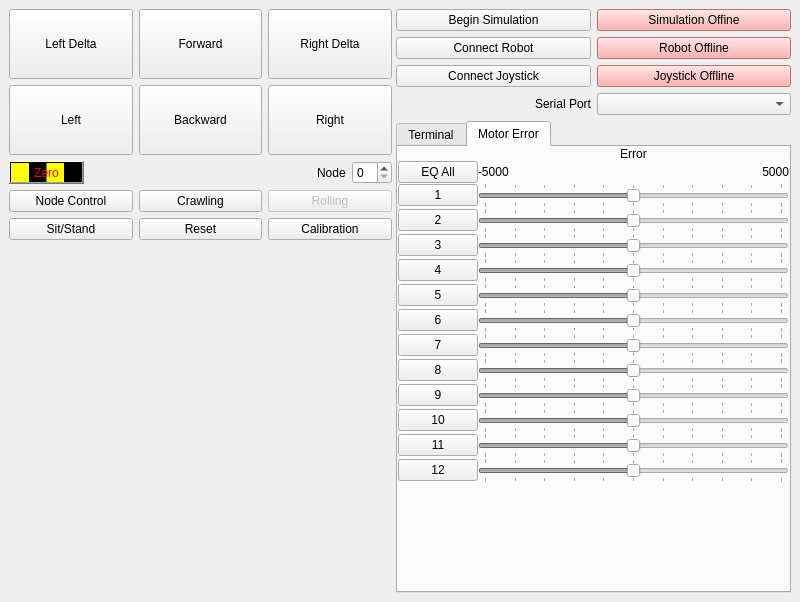
Before: the Qt Designer form rift/ui/main.ui in BYUCMR/Capstone_TREG, drawn with Qt 5.
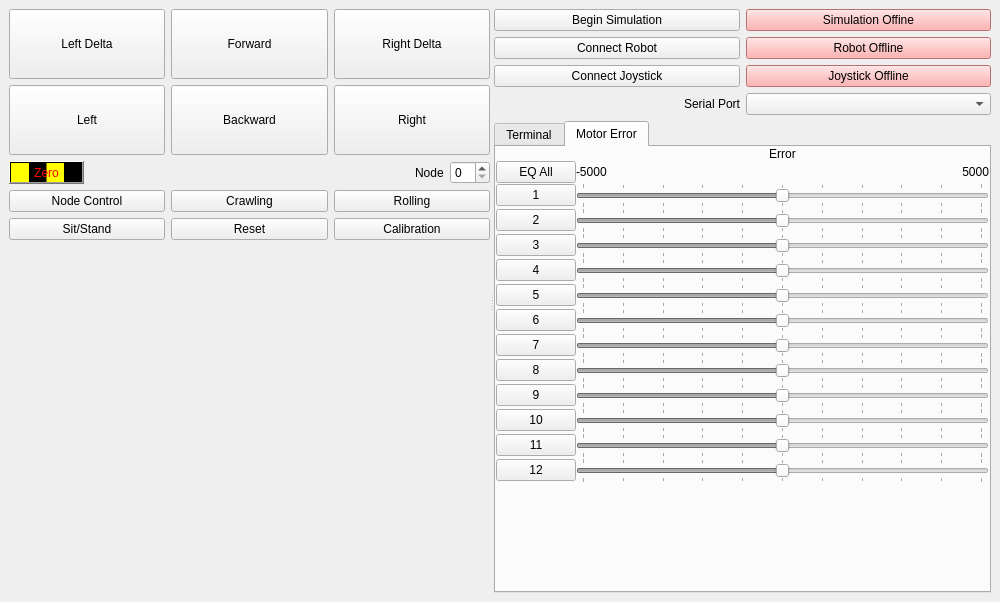
After: the same form once the commit is applied.

Diff of the .ui file:
```diff
--- a/rift/ui/main.ui
+++ b/rift/ui/main.ui
@@ -6,7 +6,7 @@
    <rect>
     <x>0</x>
     <y>0</y>
-    <width>800</width>
+    <width>1000</width>
     <height>602</height>
    </rect>
   </property>
@@ -233,7 +233,7 @@
           <item row="0" column="2">
            <widget class="QPushButton" name="rolling">
             <property name="enabled">
-             <bool>false</bool>
+             <bool>true</bool>
             </property>
             <property name="text">
              <string>Rolling</string>
```
